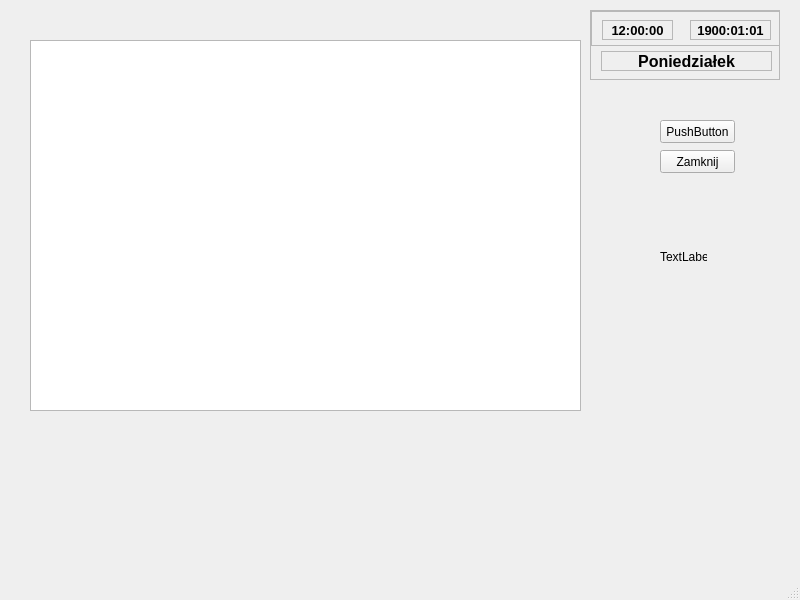
Old version of the form Kontrahent/kontrahentlista.ui in the repository Astropl/TestRamek.
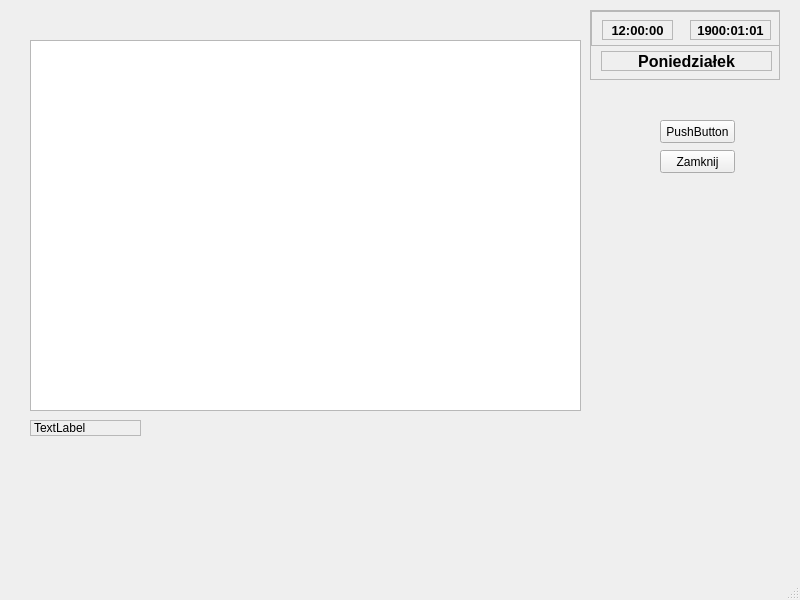
New version of the form.

Diff of the .ui file:
```diff
--- a/Kontrahent/kontrahentlista.ui
+++ b/Kontrahent/kontrahentlista.ui
@@ -191,12 +191,18 @@
    <widget class="QLabel" name="labelTest">
     <property name="geometry">
      <rect>
-      <x>660</x>
-      <y>250</y>
-      <width>47</width>
-      <height>13</height>
+      <x>30</x>
+      <y>420</y>
+      <width>111</width>
+      <height>16</height>
      </rect>
     </property>
+    <property name="frameShape">
+     <enum>QFrame::StyledPanel</enum>
+    </property>
+    <property name="frameShadow">
+     <enum>QFrame::Plain</enum>
+    </property>
     <property name="text">
      <string>TextLabel</string>
     </property>
```
